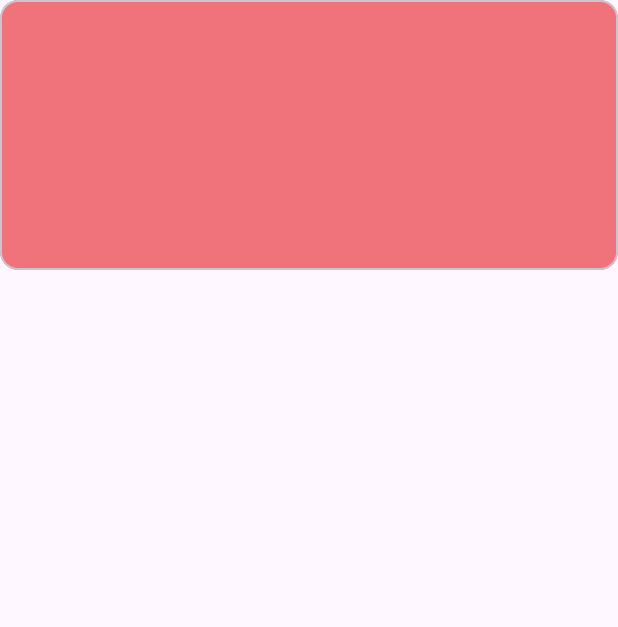
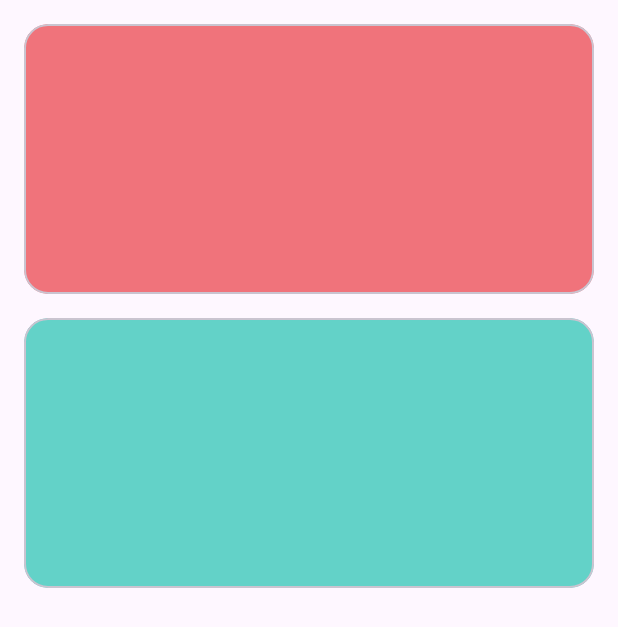
Before and after one commit to prabesh108/GitPro, an Android app: the screen it shows after launch (MainActivity), on a phone screen of 412 x 824 dp. Shown: the top 627 px of the screen. Run offline under Robolectric (Android 15) with nearby library versions, the phone set to English and light mode, and no system bars.

Commit message:
both box made

```diff
--- a/app/src/main/res/layout/activity_main.xml
+++ b/app/src/main/res/layout/activity_main.xml
@@ -5,12 +5,25 @@
     android:layout_width="match_parent"
     android:layout_height="match_parent"
     tools:context=".MainActivity">
-<com.google.android.material.card.MaterialCardView
-    android:layout_width="match_parent"
-    android:layout_height="180dp"
-    app:cardBackgroundColor="#f0737b"
-    tools:ignore="MissingConstraints"
-    app:layout_constraintTop_toTopOf="parent"
-    />
+
+    <com.google.android.material.card.MaterialCardView
+        android:id="@+id/pink_card"
+        android:layout_width="match_parent"
+        android:layout_height="180dp"
+        android:layout_margin="16dp"
+        app:cardBackgroundColor="#f0737b"
+        app:cardCornerRadius="16dp"
+        app:layout_constraintTop_toTopOf="parent"
+        tools:ignore="MissingConstraints" />
+
+    <com.google.android.material.card.MaterialCardView
+        android:id="@+id/green_card"
+        android:layout_width="match_parent"
+        android:layout_height="180dp"
+        android:layout_margin="16dp"
+        app:cardBackgroundColor="#63d2c8"
+        app:cardCornerRadius="16dp"
+        app:layout_constraintTop_toBottomOf="@+id/pink_card"
+        tools:ignore="MissingConstraints" />
 
 </androidx.constraintlayout.widget.ConstraintLayout>
```
